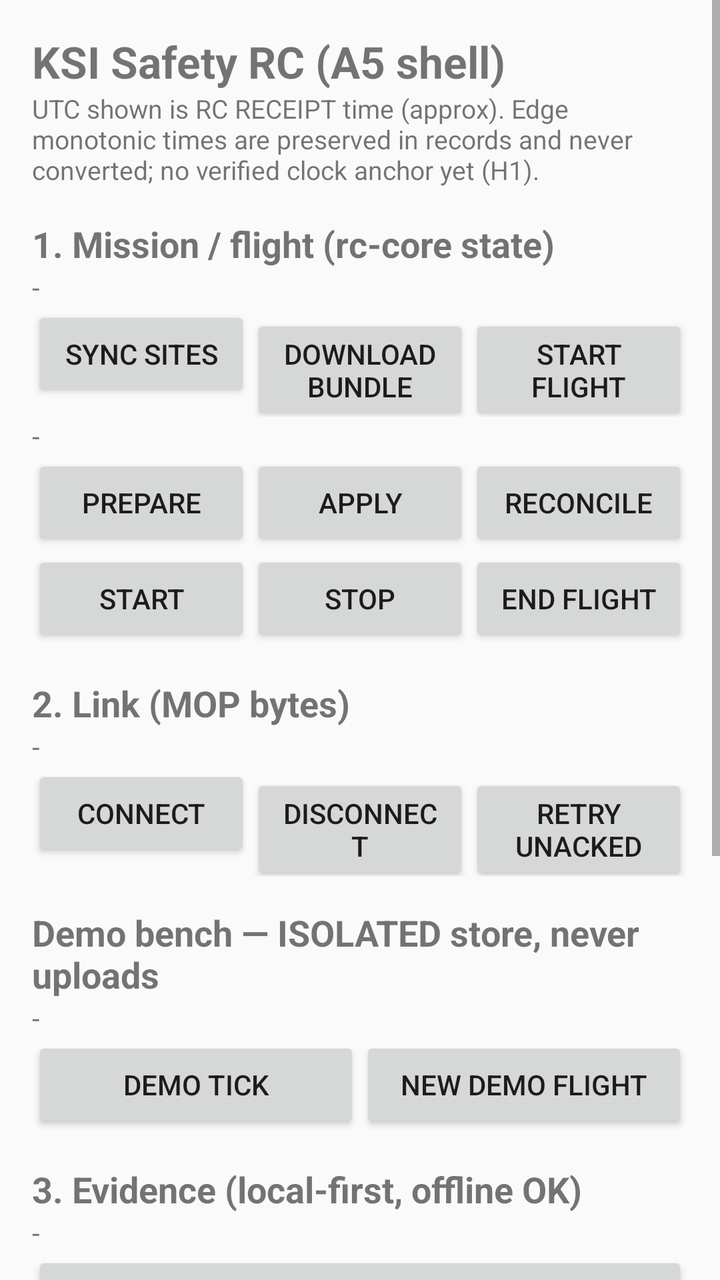
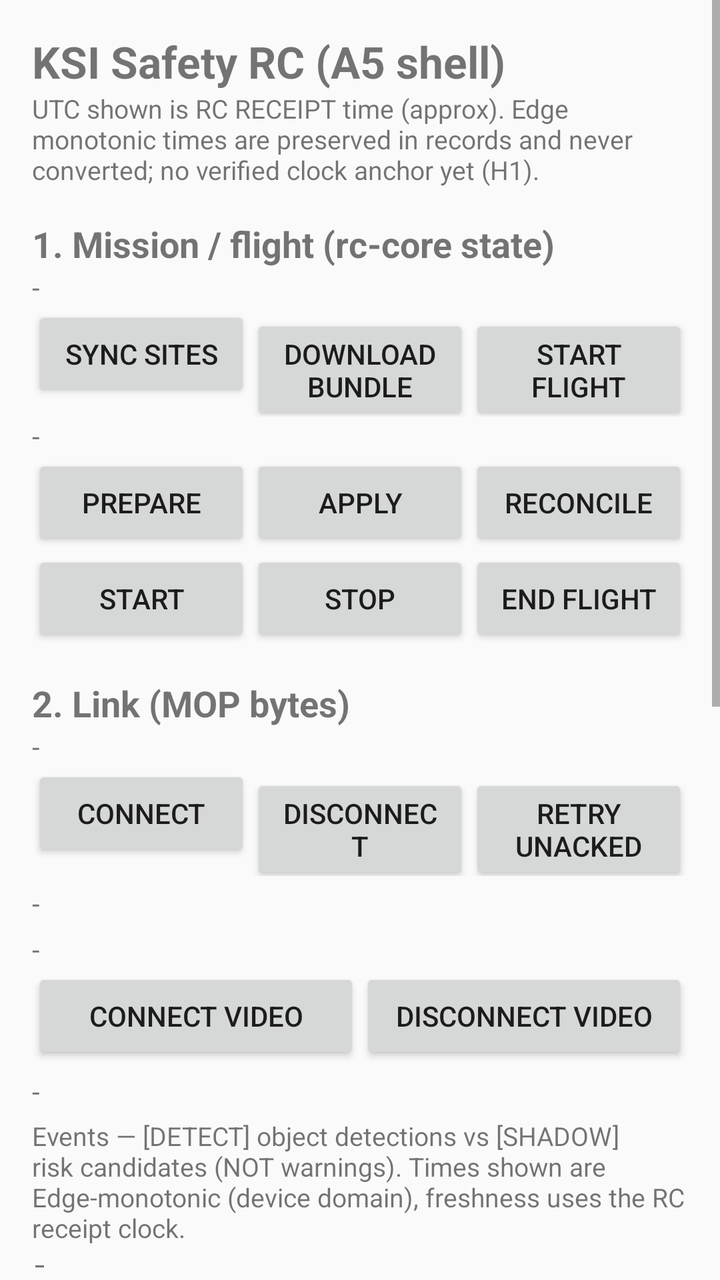

The first picture is an Android layout as it rendered before a commit; the second is the same layout after the commit. The layout source and the unified diff follow.
<!-- AndroidManifest.xml: application theme Theme.KsiRc -->
<!-- res/layout/activity_main.xml -->
<?xml version="1.0" encoding="utf-8"?>
<ScrollView xmlns:android="http://schemas.android.com/apk/res/android"
    android:layout_width="match_parent"
    android:layout_height="match_parent">

    <LinearLayout
        android:layout_width="match_parent"
        android:layout_height="wrap_content"
        android:orientation="vertical"
        android:padding="16dp">

        <TextView
            android:layout_width="match_parent"
            android:layout_height="wrap_content"
            android:text="@string/app_name"
            android:textSize="22sp"
            android:textStyle="bold" />

        <TextView
            android:id="@+id/tvClockNote"
            android:layout_width="match_parent"
            android:layout_height="wrap_content"
            android:text="@string/clock_unverified"
            android:textSize="13sp" />

        
        <TextView
            android:layout_width="match_parent"
            android:layout_height="wrap_content"
            android:text="@string/section_mission"
            android:textSize="18sp"
            android:textStyle="bold"
            android:paddingTop="16dp" />

        <TextView
            android:id="@+id/tvMission"
            android:layout_width="match_parent"
            android:layout_height="wrap_content"
            android:text="-"
            android:textSize="14sp" />

        <LinearLayout
            android:layout_width="match_parent"
            android:layout_height="wrap_content"
            android:orientation="horizontal">
            <Button
                android:id="@+id/btnSyncSites"
                android:layout_width="0dp"
                android:layout_height="wrap_content"
                android:layout_weight="1"
                android:text="@string/btn_sync_sites" />
            <Button
                android:id="@+id/btnSyncBundle"
                android:layout_width="0dp"
                android:layout_height="wrap_content"
                android:layout_weight="1"
                android:text="@string/btn_sync_bundle" />
            <Button
                android:id="@+id/btnStartFlight"
                android:layout_width="0dp"
                android:layout_height="wrap_content"
                android:layout_weight="1"
                android:text="@string/btn_start_flight" />
        </LinearLayout>

        <TextView
            android:id="@+id/tvFlight"
            android:layout_width="match_parent"
            android:layout_height="wrap_content"
            android:text="-"
            android:textSize="14sp" />

        <LinearLayout
            android:layout_width="match_parent"
            android:layout_height="wrap_content"
            android:orientation="horizontal">
            <Button
                android:id="@+id/btnPrepare"
                android:layout_width="0dp"
                android:layout_height="wrap_content"
                android:layout_weight="1"
                android:text="@string/btn_prepare" />
            <Button
                android:id="@+id/btnApply"
                android:layout_width="0dp"
                android:layout_height="wrap_content"
                android:layout_weight="1"
                android:text="@string/btn_apply" />
            <Button
                android:id="@+id/btnReconcile"
                android:layout_width="0dp"
                android:layout_height="wrap_content"
                android:layout_weight="1"
                android:text="@string/btn_reconcile" />
        </LinearLayout>
        <LinearLayout
            android:layout_width="match_parent"
            android:layout_height="wrap_content"
            android:orientation="horizontal">
            <Button
                android:id="@+id/btnStart"
                android:layout_width="0dp"
                android:layout_height="wrap_content"
                android:layout_weight="1"
                android:text="@string/btn_start" />
            <Button
                android:id="@+id/btnStop"
                android:layout_width="0dp"
                android:layout_height="wrap_content"
                android:layout_weight="1"
                android:text="@string/btn_stop" />
            <Button
                android:id="@+id/btnEndFlight"
                android:layout_width="0dp"
                android:layout_height="wrap_content"
                android:layout_weight="1"
                android:text="@string/btn_end_flight" />
        </LinearLayout>

        
        <TextView
            android:layout_width="match_parent"
            android:layout_height="wrap_content"
            android:text="@string/section_observe"
            android:textSize="18sp"
            android:textStyle="bold"
            android:paddingTop="16dp" />

        <TextView
            android:id="@+id/tvLink"
            android:layout_width="match_parent"
            android:layout_height="wrap_content"
            android:text="-"
            android:textSize="14sp" />

        <LinearLayout
            android:layout_width="match_parent"
            android:layout_height="wrap_content"
            android:orientation="horizontal">
            <Button
                android:id="@+id/btnConnect"
                android:layout_width="0dp"
                android:layout_height="wrap_content"
                android:layout_weight="1"
                android:text="@string/btn_connect" />
            <Button
                android:id="@+id/btnDisconnect"
                android:layout_width="0dp"
                android:layout_height="wrap_content"
                android:layout_weight="1"
                android:text="@string/btn_disconnect" />
            <Button
                android:id="@+id/btnRetry"
                android:layout_width="0dp"
                android:layout_height="wrap_content"
                android:layout_weight="1"
                android:text="@string/btn_retry" />
        </LinearLayout>

        
        <TextView
            android:layout_width="match_parent"
            android:layout_height="wrap_content"
            android:text="@string/section_demo"
            android:textSize="18sp"
            android:textStyle="bold"
            android:paddingTop="16dp" />

        <TextView
            android:id="@+id/tvDemo"
            android:layout_width="match_parent"
            android:layout_height="wrap_content"
            android:text="-"
            android:textSize="14sp" />

        <LinearLayout
            android:layout_width="match_parent"
            android:layout_height="wrap_content"
            android:orientation="horizontal">
            <Button
                android:id="@+id/btnDemoTick"
                android:layout_width="0dp"
                android:layout_height="wrap_content"
                android:layout_weight="1"
                android:text="@string/btn_demo_tick" />
            <Button
                android:id="@+id/btnDemoNewFlight"
                android:layout_width="0dp"
                android:layout_height="wrap_content"
                android:layout_weight="1"
                android:text="@string/btn_demo_new_flight" />
        </LinearLayout>

        
        <TextView
            android:layout_width="match_parent"
            android:layout_height="wrap_content"
            android:text="@string/section_evidence"
            android:textSize="18sp"
            android:textStyle="bold"
            android:paddingTop="16dp" />

        <TextView
            android:id="@+id/tvEvidence"
            android:layout_width="match_parent"
            android:layout_height="wrap_content"
            android:text="-"
            android:textSize="14sp" />

        <Button
            android:id="@+id/btnRefreshEvidence"
            android:layout_width="match_parent"
            android:layout_height="wrap_content"
            android:text="@string/btn_refresh_evidence" />

        
        <TextView
            android:layout_width="match_parent"
            android:layout_height="wrap_content"
            android:text="@string/section_sync"
            android:textSize="18sp"
            android:textStyle="bold"
            android:paddingTop="16dp" />

        <EditText
            android:id="@+id/etCoreUrl"
            android:layout_width="match_parent"
            android:layout_height="wrap_content"
            android:hint="@string/hint_core_url"
            android:inputType="textUri" />

        <EditText
            android:id="@+id/etCoreToken"
            android:layout_width="match_parent"
            android:layout_height="wrap_content"
            android:hint="@string/hint_core_token"
            android:inputType="textPassword" />

        <Button
            android:id="@+id/btnSaveCore"
            android:layout_width="match_parent"
            android:layout_height="wrap_content"
            android:text="@string/btn_save_core" />

        <TextView
            android:id="@+id/tvSync"
            android:layout_width="match_parent"
            android:layout_height="wrap_content"
            android:text="-"
            android:textSize="14sp" />

        <LinearLayout
            android:layout_width="match_parent"
            android:layout_height="wrap_content"
            android:orientation="horizontal">
            <Button
                android:id="@+id/btnUpload"
                android:layout_width="0dp"
                android:layout_height="wrap_content"
                android:layout_weight="1"
                android:text="@string/btn_upload" />
            <Button
                android:id="@+id/btnServerState"
                android:layout_width="0dp"
                android:layout_height="wrap_content"
                android:layout_weight="1"
                android:text="@string/btn_server_state" />
        </LinearLayout>

        <TextView
            android:id="@+id/tvError"
            android:layout_width="match_parent"
            android:layout_height="wrap_content"
            android:text=""
            android:textSize="13sp"
            android:paddingTop="12dp" />
    </LinearLayout>
</ScrollView>
<!-- resources referenced by this layout -->
<resources>
  <string name="app_name">KSI Safety RC (A5 shell)</string>
  <string name="btn_apply">Apply</string>
  <string name="btn_connect">Connect</string>
  <string name="btn_demo_new_flight">New demo flight</string>
  <string name="btn_demo_tick">Demo tick</string>
  <string name="btn_disconnect">Disconnect</string>
  <string name="btn_end_flight">End flight</string>
  <string name="btn_prepare">Prepare</string>
  <string name="btn_reconcile">Reconcile</string>
  <string name="btn_refresh_evidence">Refresh (local)</string>
  <string name="btn_retry">Retry unacked</string>
  <string name="btn_save_core">Save Core config</string>
  <string name="btn_server_state">Server state</string>
  <string name="btn_start">Start</string>
  <string name="btn_start_flight">Start flight</string>
  <string name="btn_stop">Stop</string>
  <string name="btn_sync_bundle">Download bundle</string>
  <string name="btn_sync_sites">Sync sites</string>
  <string name="btn_upload">Upload now</string>
  <string name="clock_unverified">UTC shown is RC RECEIPT time (approx). Edge monotonic times are preserved in records and never converted; no verified clock anchor yet (H1).</string>
  <string name="hint_core_token">Core token (rc scope)</string>
  <string name="hint_core_url">Core URL, e.g. http://192.168.1.5:8000/api/v1/edge</string>
  <string name="section_demo">Demo bench — ISOLATED store, never uploads</string>
  <string name="section_evidence">3. Evidence (local-first, offline OK)</string>
  <string name="section_mission">1. Mission / flight (rc-core state)</string>
  <string name="section_observe">2. Link (MOP bytes)</string>
  <string name="section_sync">4. Sync (COMMITTED gate)</string>
  <style name="Theme.KsiRc" parent="Theme.AppCompat.Light.NoActionBar">
      </style>
</resources>

<!-- the commit's change to res/layout/activity_main.xml (unified diff, before → after) -->
@@ -159,6 +159,64 @@
 
         
         <TextView
+            android:id="@+id/tvStatus"
+            android:layout_width="match_parent"
+            android:layout_height="wrap_content"
+            android:text="-"
+            android:textSize="14sp"
+            android:paddingTop="4dp" />
+
+        <TextView
+            android:id="@+id/tvVideo"
+            android:layout_width="match_parent"
+            android:layout_height="wrap_content"
+            android:text="-"
+            android:textSize="14sp"
+            android:paddingTop="4dp" />
+
+        <LinearLayout
+            android:layout_width="match_parent"
+            android:layout_height="wrap_content"
+            android:orientation="horizontal">
+            <Button
+                android:id="@+id/btnVideoConnect"
+                android:layout_width="0dp"
+                android:layout_height="wrap_content"
+                android:layout_weight="1"
+                android:text="@string/btn_video_connect" />
+            <Button
+                android:id="@+id/btnVideoDisconnect"
+                android:layout_width="0dp"
+                android:layout_height="wrap_content"
+                android:layout_weight="1"
+                android:text="@string/btn_video_disconnect" />
+        </LinearLayout>
+
+        <TextView
+            android:id="@+id/tvAi"
+            android:layout_width="match_parent"
+            android:layout_height="wrap_content"
+            android:text="-"
+            android:textSize="14sp"
+            android:paddingTop="4dp" />
+
+        <TextView
+            android:layout_width="match_parent"
+            android:layout_height="wrap_content"
+            android:text="@string/label_events"
+            android:textSize="13sp"
+            android:paddingTop="4dp" />
+
+        <TextView
+            android:id="@+id/tvEvents"
+            android:layout_width="match_parent"
+            android:layout_height="wrap_content"
+            android:text="-"
+            android:textSize="13sp"
+            android:typeface="monospace" />
+
+        
+        <TextView
             android:layout_width="match_parent"
             android:layout_height="wrap_content"
             android:text="@string/section_demo"
<!-- resource entries referenced after the edit -->
@@ -19,9 +19,12 @@
   <string name="btn_sync_bundle">Download bundle</string>
   <string name="btn_sync_sites">Sync sites</string>
   <string name="btn_upload">Upload now</string>
+  <string name="btn_video_connect">Connect video</string>
+  <string name="btn_video_disconnect">Disconnect video</string>
   <string name="clock_unverified">UTC shown is RC RECEIPT time (approx). Edge monotonic times are preserved in records and never converted; no verified clock anchor yet (H1).</string>
   <string name="hint_core_token">Core token (rc scope)</string>
   <string name="hint_core_url">Core URL, e.g. http://192.168.1.5:8000/api/v1/edge</string>
+  <string name="label_events">Events — [DETECT] object detections vs [SHADOW] risk candidates (NOT warnings). Times shown are Edge-monotonic (device domain), freshness uses the RC receipt clock.</string>
   <string name="section_demo">Demo bench — ISOLATED store, never uploads</string>
   <string name="section_evidence">3. Evidence (local-first, offline OK)</string>
   <string name="section_mission">1. Mission / flight (rc-core state)</string>
